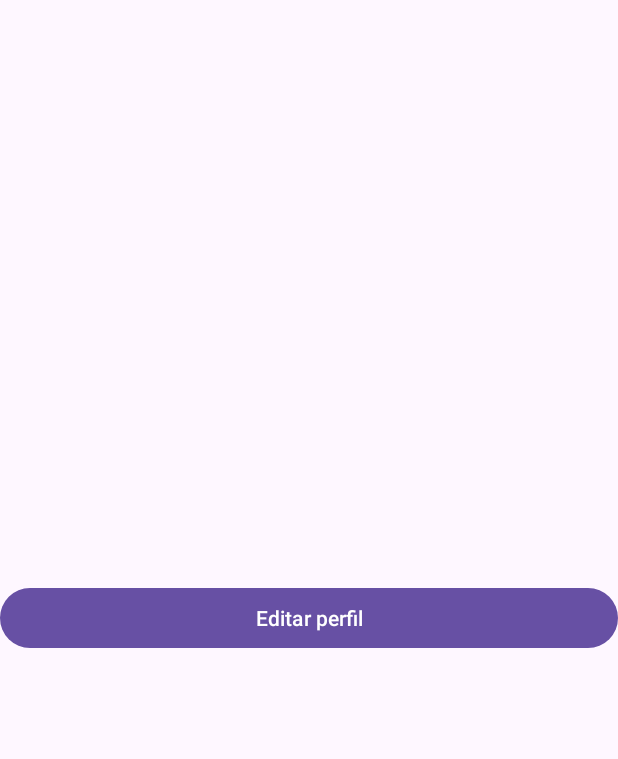
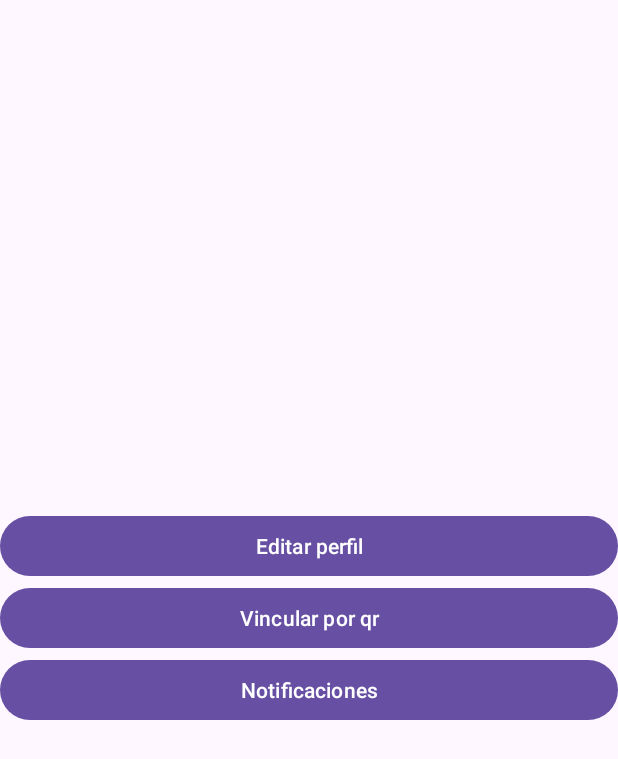
Before and after one commit to Ferraann/Proy-Biometria-y-Medio-Ambiente-Grupo-5, an Android app: the HomeActivity screen opened directly, with no data from a screen before it, on a phone screen of 412 x 824 dp. Shown: the top 759 px of the screen. Run offline under Robolectric (Android 15) with nearby library versions, the phone set to English and light mode, and no system bars.

Commit message:
Moficando poco a poco

```diff
--- a/src/android/app/src/main/java/com/example/grupo5/myapplication/ApiService.java
+++ b/src/android/app/src/main/java/com/example/grupo5/myapplication/ApiService.java
@@ -7,6 +7,8 @@ import retrofit2.http.Body;
 import retrofit2.http.Field;
 import retrofit2.http.FormUrlEncoded;
 import retrofit2.http.POST;
+import retrofit2.http.Query;
+
 // ------------------------------------------------------------------
 // Fichero: ApiCliente
 // Autor: Pablo Chasi
--- a/src/android/app/src/main/res/layout/activity_home.xml
+++ b/src/android/app/src/main/res/layout/activity_home.xml
@@ -11,4 +11,16 @@
         android:layout_height="wrap_content"
         android:onClick="botonEditarPerfil"
         android:text="Editar perfil" />
+
+    <Button
+        android:id="@+id/btnVincularQR"
+        android:layout_width="match_parent"
+        android:layout_height="wrap_content"
+        android:text="Vincular por qr" />
+
+    <Button
+        android:id="@+id/notificaciones"
+        android:layout_width="match_parent"
+        android:layout_height="wrap_content"
+        android:text="Notificaciones" />
 </LinearLayout>
```
Also changed, not shown: 293 other files.
